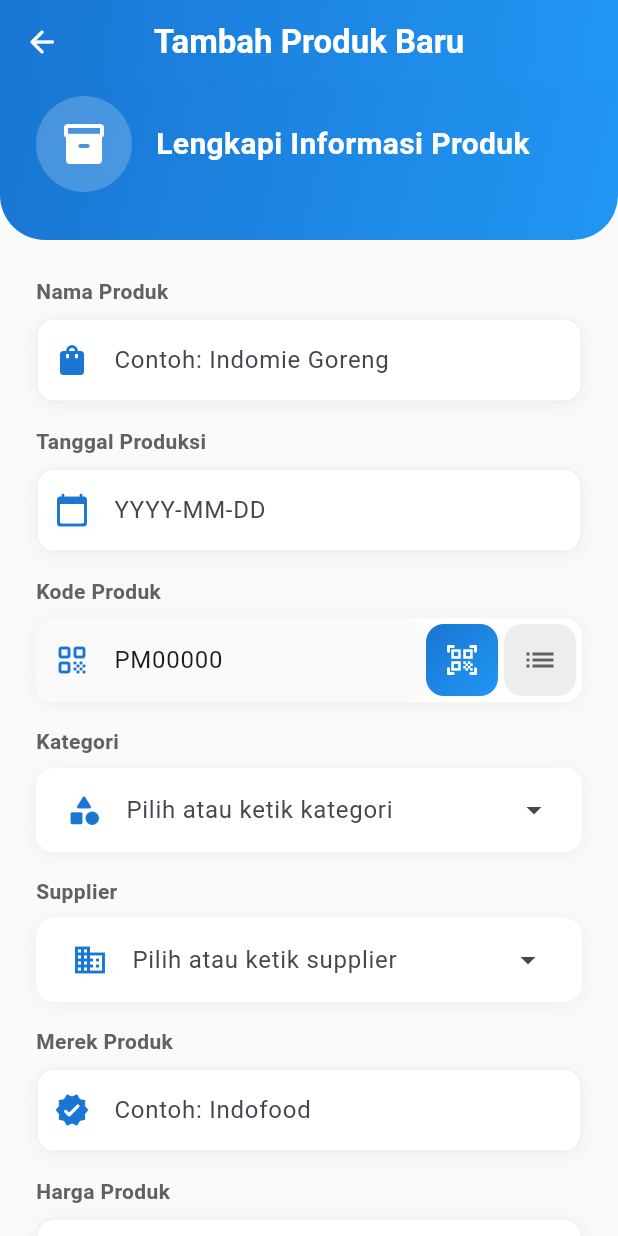
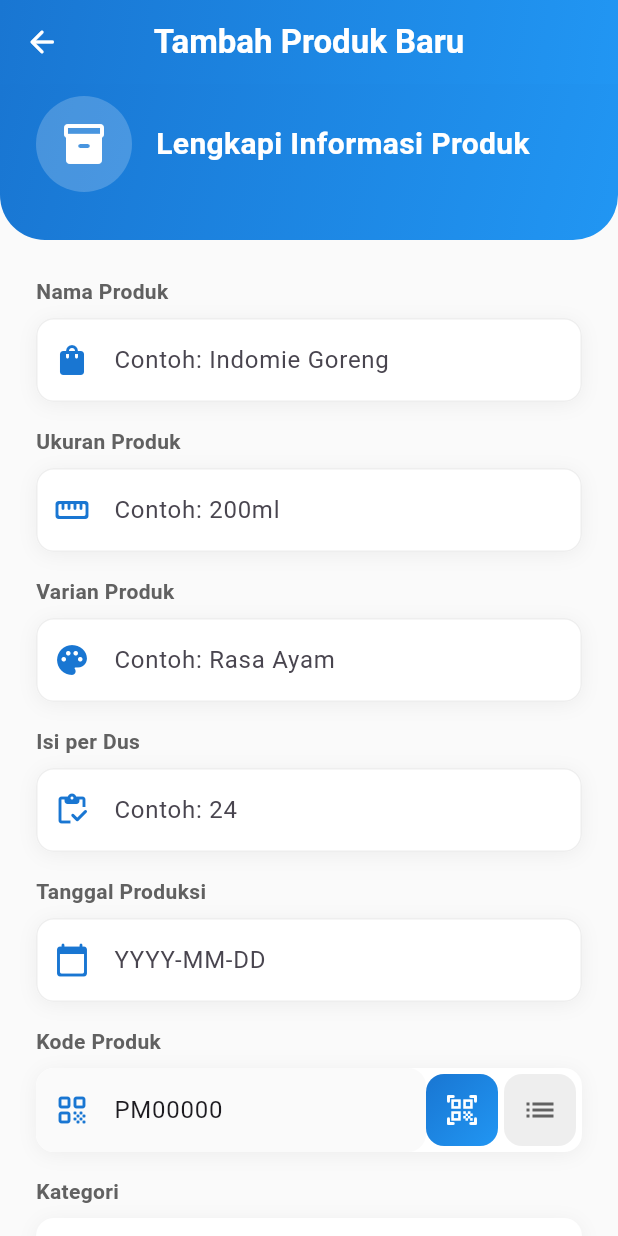
Before and after one commit to adikamh/KGBox, a Flutter app: the AddProductPage screen opened directly with empty values, on a phone screen of 412 x 824 dp. Run offline on Flutter 3.47's test engine with Material 3 defaults, Android fonts, the phone set to English and light mode, and no system bars; our stand-ins replace cloud_firestore, csv, device_preview, firebase_auth, firebase_core, firebase_messaging and 5 more; missing offline and left inert: dart:html, excel, mobile_scanner; accounts and stored records are empty.

Commit message:
Add product detail fields (ukuran, varian, isi per dus)

```diff
--- a/lib/pages/detail_product_page.dart
+++ b/lib/pages/detail_product_page.dart
@@ -1,4 +1,3 @@
-
 import 'package:flutter/material.dart';
 import 'package:cloud_firestore/cloud_firestore.dart';
 import '../screens/detail_product_screen.dart';
@@ -24,6 +23,7 @@ class _DetailProductPageState extends State<DetailProductPage> {
   @override
   void initState() {
     super.initState();
+    debugPrint('Product data received: ${widget.product}'); // Tambahkan log ini untuk memeriksa data
     _controller.initialize(widget.product);
     _loadBarcodes();
   }
@@ -555,6 +555,36 @@ class _DetailProductPageState extends State<DetailProductPage> {
 
             const Divider(height: 32),
 
+            _buildDetailRow(
+              icon: Icons.straighten_rounded,
+              label: 'Ukuran Produk',
+              value: widget.product['ukuran']?.toString().isNotEmpty == true
+                  ? widget.product['ukuran'].toString()
+                  : '-',
+            ),
+
+            const Divider(height: 32),
+
+            _buildDetailRow(
+              icon: Icons.color_lens_rounded,
+              label: 'Varian Produk',
+              value: widget.product['varian']?.toString().isNotEmpty == true
+                  ? widget.product['varian'].toString()
+                  : 'Tidak ada',
+            ),
+
+            const Divider(height: 32),
+
+            _buildDetailRow(
+              icon: Icons.inventory_2_rounded,
+              label: 'Isi per Dus',
+              value: widget.product['isiPerDus']?.toString().isNotEmpty == true
+                  ? widget.product['isiPerDus'].toString()
+                  : '-',
+            ),
+
+            const Divider(height: 32),
+
             // Expired date: editable
             _buildExpiredRow(
               controller: controller,
--- a/lib/pages/tambah_product_page.dart
+++ b/lib/pages/tambah_product_page.dart
@@ -32,6 +32,9 @@ class _AddProductPageState extends State<AddProductPage> {
   final TextEditingController _productionDateController = TextEditingController();
   final TextEditingController _tanggalExpiredController = TextEditingController();
   final TextEditingController _categoryFreeController = TextEditingController();
+  final TextEditingController _ukuranProductController = TextEditingController();
+  final TextEditingController _varianProductController = TextEditingController();
+  final TextEditingController _isiPerDusController = TextEditingController();
   List<Map<String, dynamic>> _suppliers = [];
   bool _loadingSuppliers = true;
   String? _selectedSupplierId;
@@ -160,6 +163,9 @@ class _AddProductPageState extends State<AddProductPage> {
     _productionDateController.dispose();
     _supplierFreeController.dispose();
     _categoryFreeController.dispose();
+    _ukuranProductController.dispose();
+    _varianProductController.dispose();
+    _isiPerDusController.dispose();
     _controller.dispose();
     super.dispose();
   }
@@ -308,6 +314,31 @@ class _AddProductPageState extends State<AddProductPage> {
                     onChanged: (value) => _controller.updateProductCode(),
                   ),
 
+                  const SizedBox(height: 16),
+
+                  _buildTextField(
+                    label: 'Ukuran Produk',
+                    hint: 'Contoh: 200ml',
+                    icon: Icons.straighten_rounded,
+                    controller: _ukuranProductController,
+                  ),
+                  const SizedBox(height: 16),
+
+                  _buildTextField(
+                    label: 'Varian Produk',
+                    hint: 'Contoh: Rasa Ayam',
+                    icon: Icons.palette_rounded,
+                    controller: _varianProductController,
+                  ),
+                  const SizedBox(height: 16),
+
+                  _buildTextField(
+                    label: 'Isi per Dus',
+                    hint: 'Contoh: 24',
+                    icon: Icons.inventory_rounded,
+                    controller: _isiPerDusController,
+                    keyboardType: TextInputType.number,
+                  ),
                   const SizedBox(height: 16),
 
                   _buildProductionDateField(),
--- a/lib/screens/tambah_product_screen.dart
+++ b/lib/screens/tambah_product_screen.dart
@@ -14,6 +14,9 @@ class AddProductScreen {
   String selectedCategory = 'Makanan';
   List<String> categories = ['Makanan', 'Minuman'];
   String? ownerId;
+  String ukuranProduct = '';
+  String varianProduct = '';
+  String isiPerDus = '';
 
   // Controllers (will be passed from UI)
   TextEditingController? nameController;
@@ -33,6 +36,9 @@ class AddProductScreen {
     TextEditingController? hargaCtrl,
     TextEditingController? tanggalExpiredCtrl,
     TextEditingController? productionDateCtrl,
+    String? ukuran,
+    String? varian,
+    String? isiDus,
   }) {
     nameController = nameCtrl ?? TextEditingController();
     codeController = codeCtrl ?? TextEditingController();
@@ -50,6 +56,10 @@ class AddProductScreen {
     } else {
       codeController!.text = productCode;
     }
+
+    ukuranProduct = ukuran ?? '';
+    varianProduct = varian ?? '';
+    isiPerDus = isiDus ?? '';
   }
 
   // Save scanned barcodes into temporary collection
@@ -159,6 +169,9 @@ class AddProductScreen {
       'supplierName': supplierName ?? '',
       'createdAt': FieldValue.serverTimestamp(),
       'ownerId': ownerId ?? '',
+      'ukuran': ukuranProduct,
+      'varian': varianProduct,
+      'isiPerDus': isiPerDus,
       // productKey groups by name, brand, category and productionDate — different production dates create new master
       'productKey': '${nameController!.text.trim().toLowerCase()}_${merekController!.text.trim().toLowerCase()}_${selectedCategory.toLowerCase()}_$productionDate',
     };
@@ -228,6 +241,9 @@ class AddProductScreen {
           'supplierName': supplierName ?? '',
           'createdAt': FieldValue.serverTimestamp(),
           'ownerId': ownerId ?? '',
+          'ukuran': ukuranProduct,
+          'varian': varianProduct,
+          'isiPerDus': isiPerDus,
           'productKey': productKey,
         };
         await _firestore.collection('products').doc(masterId).set(productDoc);
@@ -325,11 +341,23 @@ class AddProductScreen {
 
   // Dispose controllers
   void dispose() {
-    nameController?.dispose();
-    codeController?.dispose();
-    merekController?.dispose();
-    hargaController?.dispose();
-    tanggalExpiredController?.dispose();
-    productionDateController?.dispose();
+    if (nameController != null) {
+      nameController!.dispose();
+    }
+    if (codeController != null) {
+      codeController!.dispose();
+    }
+    if (merekController != null) {
+      merekController!.dispose();
+    }
+    if (hargaController != null) {
+      hargaController!.dispose();
+    }
+    if (tanggalExpiredController != null) {
+      tanggalExpiredController!.dispose();
+    }
+    if (productionDateController != null) {
+      productionDateController!.dispose();
+    }
   }
 }
```
Also changed, not shown: lib/models/product_model.dart (+12 -0 lines).
